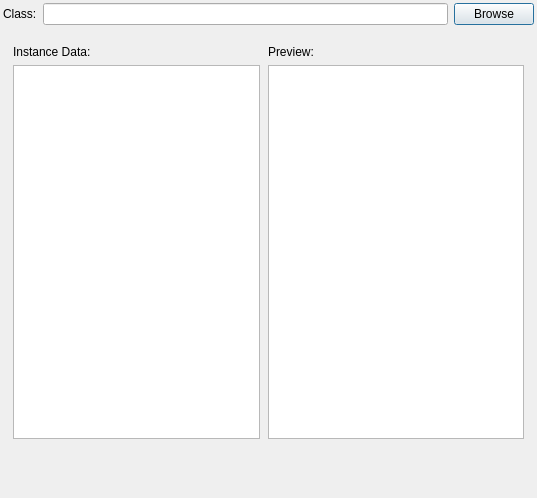
Old version of the form EditExternalNPC.ui in the repository lukegrahamSydney/TilesEditor.
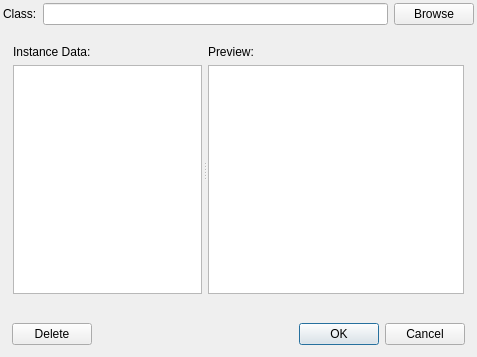
New version of the form. Custom widgets are drawn as their Qt base class.

Diff of the .ui file:
```diff
--- a/EditExternalNPC.ui
+++ b/EditExternalNPC.ui
@@ -6,8 +6,8 @@
    <rect>
     <x>0</x>
     <y>0</y>
-    <width>537</width>
-    <height>498</height>
+    <width>477</width>
+    <height>357</height>
    </rect>
   </property>
   <property name="windowTitle">
@@ -95,6 +95,10 @@
     <widget class="QWidget" name="widget_2" native="true">
      <layout class="QHBoxLayout" name="horizontalLayout_2">
       <item>
+       <widget class="QSplitter" name="splitter">
+        <property name="orientation">
+         <enum>Qt::Horizontal</enum>
+        </property>
        <widget class="QWidget" name="widget_4" native="true">
         <layout class="QVBoxLayout" name="verticalLayout_3">
          <property name="leftMargin">
@@ -134,8 +138,6 @@
          </item>
         </layout>
        </widget>
-      </item>
-      <item>
        <widget class="QWidget" name="widget_5" native="true">
         <property name="sizePolicy">
          <sizepolicy hsizetype="Fixed" vsizetype="Preferred">
@@ -181,6 +183,7 @@
          </item>
         </layout>
        </widget>
+       </widget>
       </item>
      </layout>
     </widget>
@@ -196,9 +199,50 @@
      <property name="minimumSize">
       <size>
        <width>0</width>
-       <height>40</height>
+       <height>0</height>
       </size>
      </property>
+     <layout class="QHBoxLayout" name="horizontalLayout_3">
+      <item>
+       <widget class="QPushButton" name="deleteButton">
+        <property name="text">
+         <string>Delete</string>
+        </property>
+       </widget>
+      </item>
+      <item>
+       <spacer name="horizontalSpacer">
+        <property name="orientation">
+         <enum>Qt::Horizontal</enum>
+        </property>
+        <property name="sizeHint" stdset="0">
+         <size>
+          <width>231</width>
+          <height>20</height>
+         </size>
+        </property>
+       </spacer>
+      </item>
+      <item>
+       <widget class="QDialogButtonBox" name="buttonBox">
+        <property name="sizePolicy">
+         <sizepolicy hsizetype="Fixed" vsizetype="Fixed">
+          <horstretch>0</horstretch>
+          <verstretch>0</verstretch>
+         </sizepolicy>
+        </property>
+        <property name="orientation">
+         <enum>Qt::Horizontal</enum>
+        </property>
+        <property name="standardButtons">
+         <set>QDialogButtonBox::Cancel|QDialogButtonBox::Ok</set>
+        </property>
+        <property name="centerButtons">
+         <bool>false</bool>
+        </property>
+       </widget>
+      </item>
+     </layout>
     </widget>
    </item>
   </layout>
```
Left out of the diff: 2 changed lines with no effect on the pictures. Lines whose indentation alone changed are shown as unchanged.
